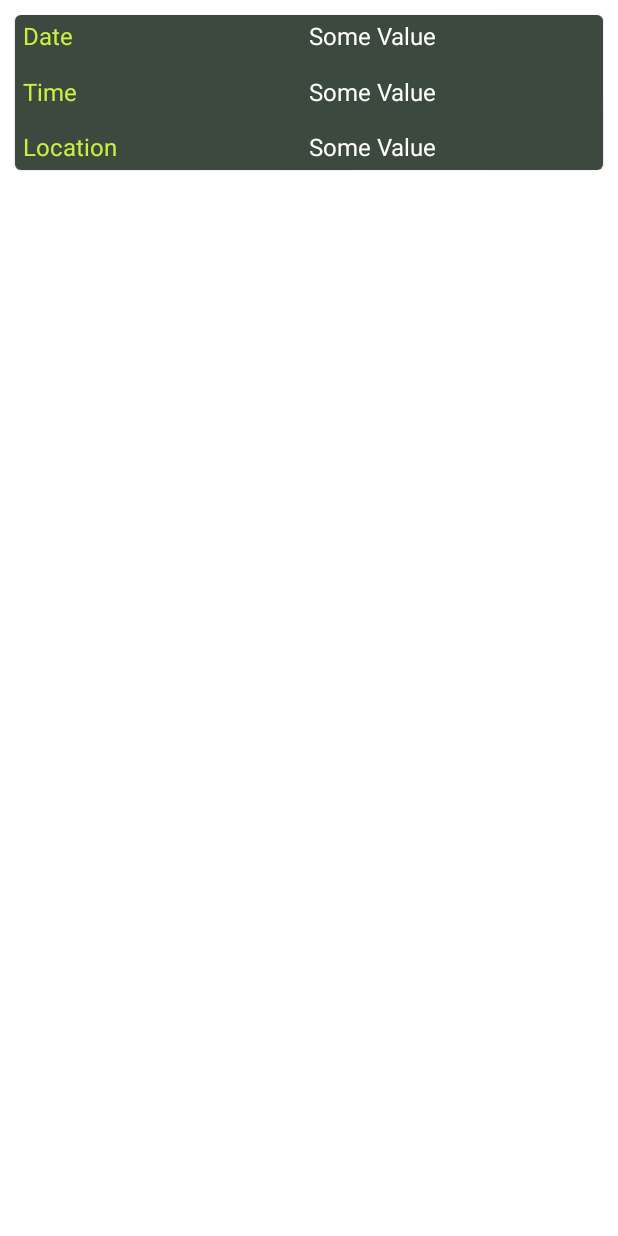
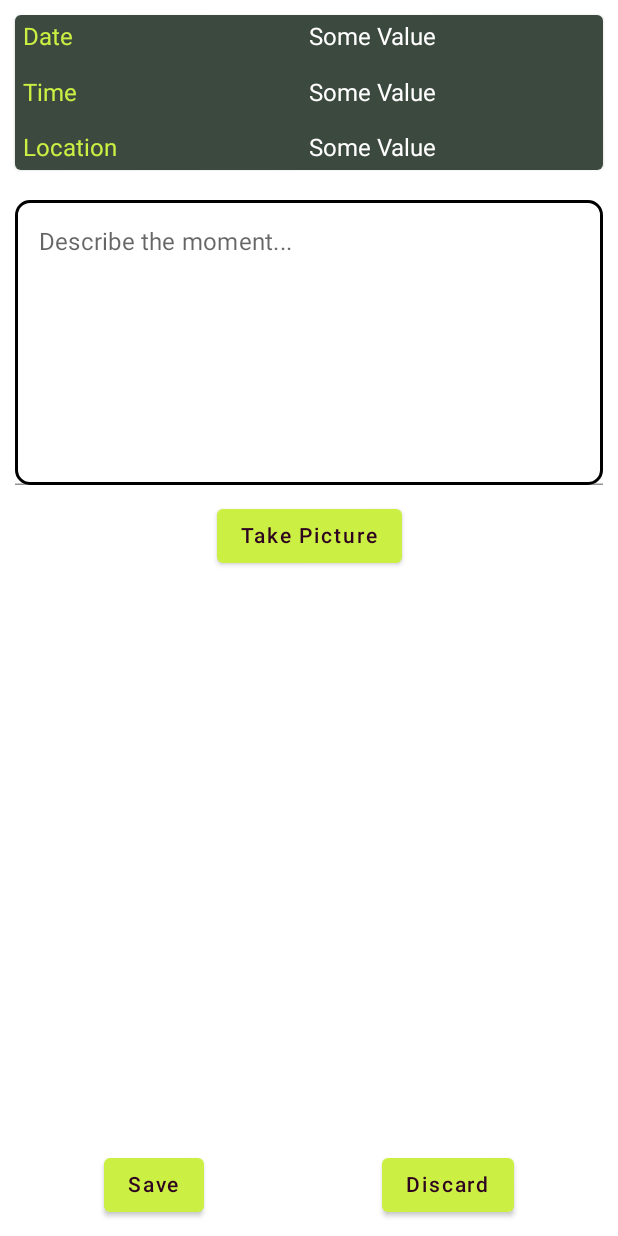
Before and after one commit to dfallow/Tripsi, an Android app built with Jetpack Compose: the screen it shows after launch (MainActivity), on a phone screen of 412 x 824 dp. Run offline under Robolectric (Android 15) with nearby library versions, the phone set to English and light mode, and no system bars; libraries missing offline, so code that uses them is left out: org.osmdroid.config, org.osmdroid.util; 2 statements that could not run were skipped.

Commit message:
initial template complete

```diff
--- a/app/src/main/java/com/example/tripsi/screens/currentTrip/AddMoment.kt
+++ b/app/src/main/java/com/example/tripsi/screens/currentTrip/AddMoment.kt
@@ -1,21 +1,31 @@
 package com.example.tripsi.screens.currentTrip
 
+import androidx.compose.foundation.BorderStroke
 import androidx.compose.foundation.background
+import androidx.compose.foundation.border
 import androidx.compose.foundation.layout.*
-import androidx.compose.material.Card
-import androidx.compose.material.MaterialTheme
-import androidx.compose.material.Text
-import androidx.compose.runtime.Composable
+import androidx.compose.foundation.shape.RoundedCornerShape
+import androidx.compose.material.*
+import androidx.compose.material.MaterialTheme.colors
+import androidx.compose.runtime.*
+import androidx.compose.ui.Alignment
 import androidx.compose.ui.Modifier
+import androidx.compose.ui.graphics.Brush
+import androidx.compose.ui.graphics.Color
+import androidx.compose.ui.text.TextStyle
 import androidx.compose.ui.unit.dp
 
 @Composable
 fun AddMoment() {
     Column(
+        horizontalAlignment = Alignment.CenterHorizontally,
         modifier = Modifier
             .fillMaxSize()
     ) {
         MomentDetails()
+        MomentComment()
+        MomentPictures()
+        SaveOrDiscard()
     }
 }
 
@@ -61,3 +71,92 @@ fun MomentDetails() {
         }
     }
 }
+
+@Composable
+fun MomentComment(
+    colors: TextFieldColors = myAppTextFieldColors()
+) {
+
+    var comment by remember { mutableStateOf("") }
+
+    TextField(
+        value = comment,
+        onValueChange = { comment = it },
+        shape = RoundedCornerShape(10.dp),
+        //textStyle = TextStyle(color = Color.Blue),
+        label = { Text("Describe the moment...")},
+        colors = colors,
+        modifier = Modifier
+            .fillMaxWidth()
+            .fillMaxHeight(0.3f)
+            .padding(10.dp)
+            .border(BorderStroke(2.dp, Color.Black), shape = RoundedCornerShape(10.dp))
+    )
+}
+
+@Composable
+fun myAppTextFieldColors(
+    textColor: Color = Color.Black,
+    disabledTextColor: Color = Color.White,
+    backgroundColor: Color = Color.White,
+    cursorColor: Color = Color.White,
+    errorCursorColor: Color = Color.White,
+    focusedLabelColor: Color = Color.Black
+
+) = TextFieldDefaults.textFieldColors(
+    textColor = textColor,
+    disabledTextColor = disabledTextColor,
+    backgroundColor = backgroundColor,
+    cursorColor = cursorColor,
+    errorCursorColor = errorCursorColor,
+    focusedLabelColor = focusedLabelColor,
+)
+
+@Composable
+fun MomentPictures() {
+    Column() {
+
+        Row(
+            // Where the taken pictures will show
+        ) {
+
+        }
+
+        Button(
+            onClick = {
+            // TODO Take Picture and show in above row
+            }
+        ) {
+            Text("Take Picture")
+        }
+
+    }
+}
+
+@Composable
+fun SaveOrDiscard() {
+    // Contains the buttons for saving or discarding the moment
+    Row (
+        horizontalArrangement = Arrangement.SpaceAround,
+       verticalAlignment = Alignment.Bottom ,
+        modifier = Modifier
+            .fillMaxWidth()
+            .fillMaxHeight()
+            .padding(10.dp)
+            ) {
+        Button(
+            onClick = {
+            /*TODO*/
+            }
+        ) {
+            Text("Save")
+        }
+        Button(
+            onClick = {
+                /*TODO*/
+            }
+        ) {
+            Text("Discard")
+        }
+    }
+}
```
